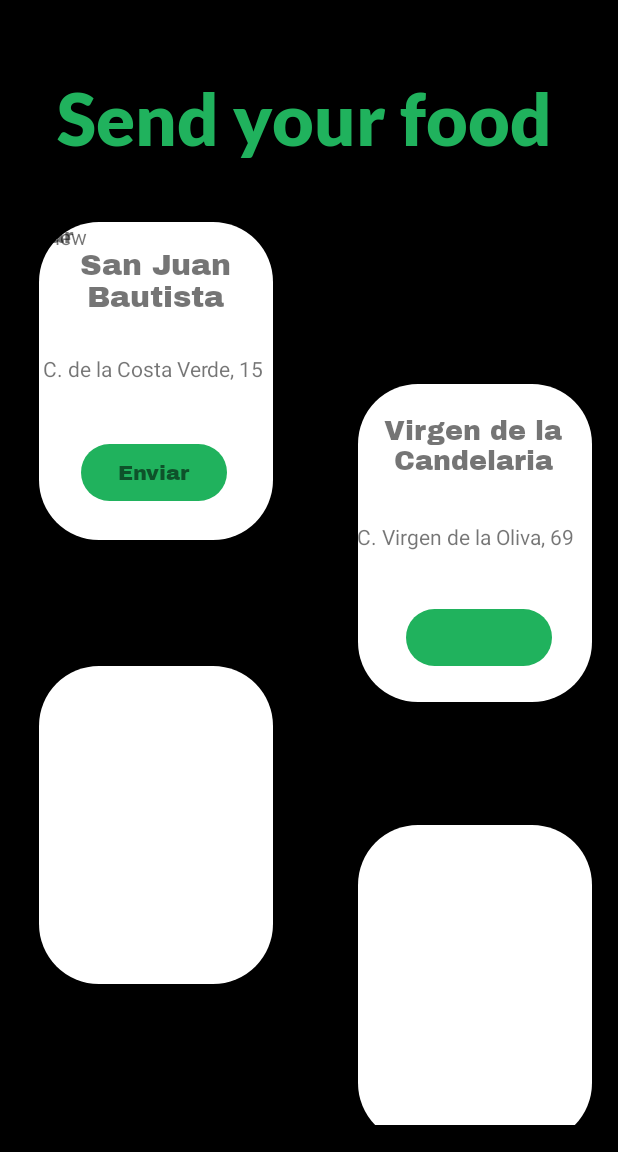
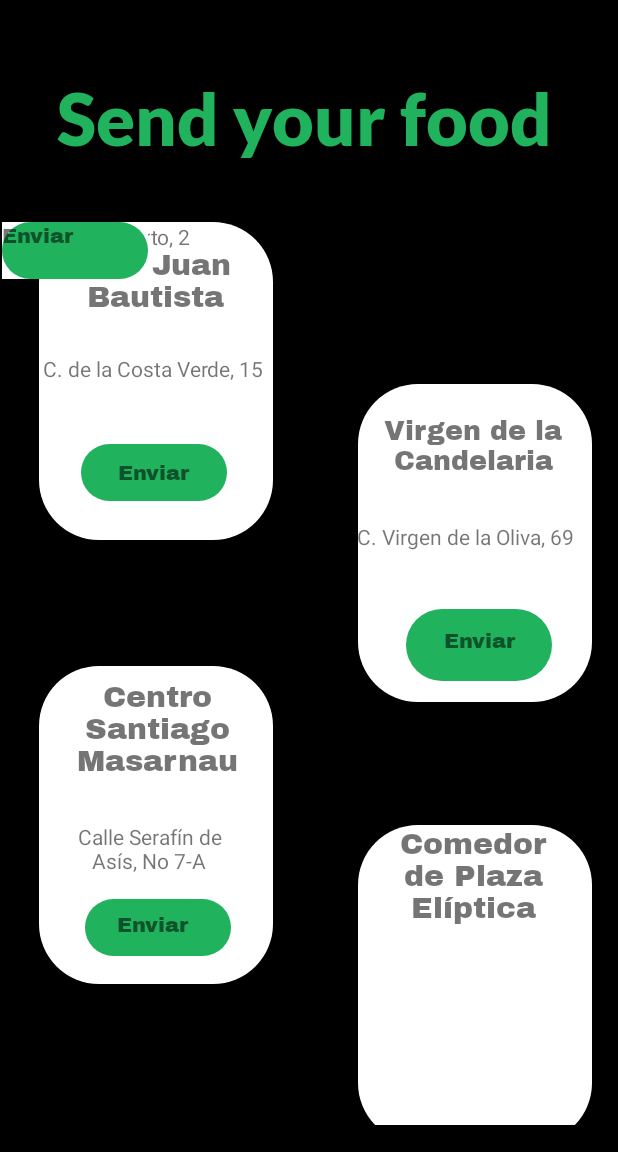
Before and after one commit to diegoperezceada/DelivreyApp, an Android app: the soupKitchens screen opened directly, with no data from a screen before it, on a phone screen of 412 x 824 dp, the part 84-1236 px from its top. Run offline under Robolectric (Android 15) with nearby library versions, the phone set to English and light mode, and no system bars; Roboto replaces fonts that are not available here.

Commit message:
lo de enviar comidita a los pobres

```diff
--- a/app/src/main/res/layout/activity_soup_kitchens.xml
+++ b/app/src/main/res/layout/activity_soup_kitchens.xml
@@ -140,7 +140,7 @@
             <ImageButton
                 android:id="@+id/imageButton5"
                 android:layout_width="97dp"
-                android:layout_height="38dp"
+                android:layout_height="48dp"
                 android:layout_marginStart="32dp"
                 android:layout_marginTop="36dp"
                 android:background="#FFFFFF"
@@ -152,18 +152,99 @@
                 android:id="@+id/textView23"
                 android:layout_width="wrap_content"
                 android:layout_height="wrap_content"
+                android:layout_marginTop="12dp"
                 android:fontFamily="@font/archivo_black"
                 android:text="Enviar"
-                tools:layout_editor_absoluteX="290dp"
-                tools:layout_editor_absoluteY="271dp" />
+                app:layout_constraintEnd_toEndOf="@+id/imageButton5"
+                app:layout_constraintHorizontal_bias="0.52"
+                app:layout_constraintStart_toStartOf="@+id/imageButton5"
+                app:layout_constraintTop_toTopOf="@+id/imageButton5" />
 
             <TextView
                 android:id="@+id/textView24"
+                android:layout_width="114dp"
+                android:layout_height="80dp"
+                android:layout_marginTop="92dp"
+                android:fontFamily="@font/archivo_black"
+                android:text="Centro Santiago Masarnau"
+                android:textAlignment="center"
+                android:textSize="20sp"
+                app:layout_constraintEnd_toEndOf="@+id/imageView9"
+                app:layout_constraintHorizontal_bias="0.523"
+                app:layout_constraintStart_toStartOf="@+id/imageView9"
+                app:layout_constraintTop_toBottomOf="@+id/imageView7" />
+
+            <TextView
+                android:id="@+id/textView20"
+                android:layout_width="123dp"
+                android:layout_height="43dp"
+                android:layout_marginStart="12dp"
+                android:layout_marginTop="16dp"
+                android:text="Calle Serafín de Asís, No 7-A"
+                android:textAlignment="center"
+                app:layout_constraintStart_toStartOf="@+id/imageView9"
+                app:layout_constraintTop_toBottomOf="@+id/textView24" />
+
+            <ImageButton
+                android:id="@+id/imageButton6"
+                android:layout_width="97dp"
+                android:layout_height="38dp"
+                android:layout_marginTop="8dp"
+                android:layout_marginEnd="28dp"
+                android:background="#FFFFFF"
+                app:layout_constraintEnd_toEndOf="@+id/imageView9"
+                app:layout_constraintTop_toBottomOf="@+id/textView20"
+                app:srcCompat="@drawable/caja_inicio" />
+
+            <TextView
+                android:id="@+id/textView25"
                 android:layout_width="wrap_content"
                 android:layout_height="wrap_content"
-                android:text="TextView"
-                tools:layout_editor_absoluteX="61dp"
-                tools:layout_editor_absoluteY="308dp" />
+                android:layout_marginTop="16dp"
+                android:fontFamily="@font/archivo_black"
+                android:text="Enviar"
+                app:layout_constraintEnd_toEndOf="@+id/imageButton6"
+                app:layout_constraintHorizontal_bias="0.437"
+                app:layout_constraintStart_toStartOf="@+id/imageButton6"
+                app:layout_constraintTop_toBottomOf="@+id/textView20" />
+
+            <TextView
+                android:id="@+id/textView26"
+                android:layout_width="114dp"
+                android:layout_height="80dp"
+                android:layout_marginStart="20dp"
+                android:fontFamily="@font/archivo_black"
+                android:text="Comedor de Plaza Elíptica"
+                android:textAlignment="center"
+                android:textSize="20sp"
+                app:layout_constraintStart_toStartOf="@+id/imageView10"
+                app:layout_constraintTop_toTopOf="@+id/imageView10" />
+
+            <TextView
+                android:id="@+id/textView27"
+                android:layout_width="wrap_content"
+                android:layout_height="wrap_content"
+                android:text="Calle San Filiberto, 2"
+                tools:layout_editor_absoluteX="252dp"
+                tools:layout_editor_absoluteY="509dp" />
+
+            <ImageButton
+                android:id="@+id/imageButton7"
+                android:layout_width="97dp"
+                android:layout_height="38dp"
+                android:background="#FFFFFF"
+                app:srcCompat="@drawable/caja_inicio"
+                tools:layout_editor_absoluteX="276dp"
+                tools:layout_editor_absoluteY="545dp" />
+
+            <TextView
+                android:id="@+id/textView28"
+                android:layout_width="wrap_content"
+                android:layout_height="wrap_content"
+                android:fontFamily="@font/archivo_black"
+                android:text="Enviar"
+                tools:layout_editor_absoluteX="301dp"
+                tools:layout_editor_absoluteY="562dp" />
 
         </androidx.constraintlayout.widget.ConstraintLayout>
     </ScrollView>
```
